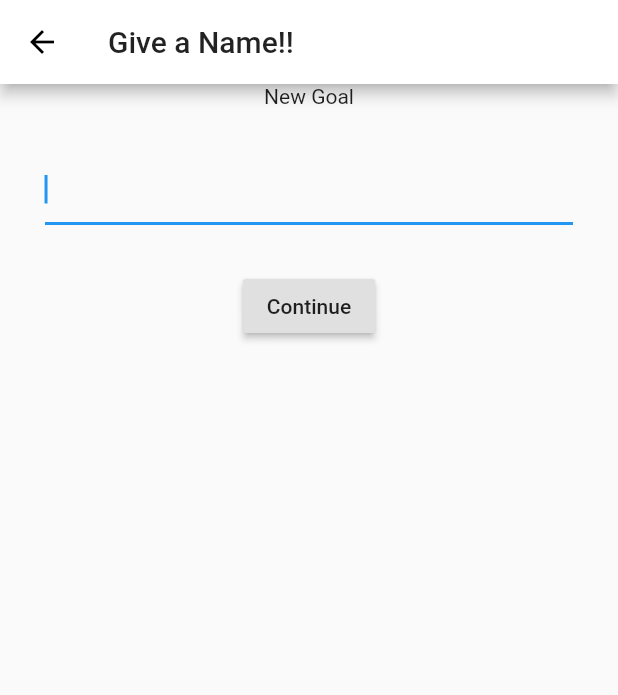
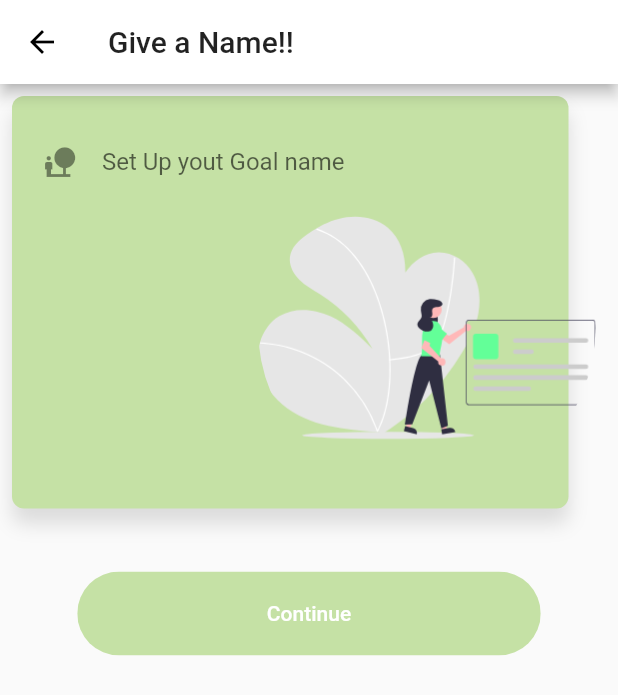
Before and after one commit to oporto723/reach-your-goals, a Flutter app: the NewGoalNameView screen opened directly with empty values, on a phone screen of 412 x 824 dp. Shown: the top 695 px of the screen. Run offline on Flutter 3.47's test engine with Material 2 defaults, Android fonts, the light colour scheme and no system bars; our stand-ins replace auto_size_text, cloud_firestore, firebase_auth, firebase_core, flutter_svg_provider, google_fonts; missing offline and left inert: date_range_picker, sign_button; accounts and stored records are empty.

Commit message:
Add new style Name view

```diff
--- a/lib/views/new_goal/goal_name_view.dart
+++ b/lib/views/new_goal/goal_name_view.dart
@@ -1,4 +1,7 @@
 import 'package:flutter/material.dart';
+import 'package:flutter_svg_provider/flutter_svg_provider.dart';
+import 'package:reachYourGoals/components/rounded_button.dart';
+import 'package:reachYourGoals/constants.dart';
 import 'package:reachYourGoals/models/goal.dart';
 
 import 'goal_date_view.dart';
@@ -16,20 +19,22 @@ class NewGoalNameView extends StatelessWidget {
       appBar: AppBar(
         title: Text("Give a Name!!"),
       ),
-      body: Center(
+      body: SingleChildScrollView(
         child: Column(
           children: <Widget>[
-            Text("New Goal"),
-            Padding(
-              padding: const EdgeInsets.all(30.0),
-              child: TextField(
-                controller: _titleController,
-                autofocus: true,
-              ),
+            Stack(
+              children: <Widget>[
+                Padding(
+                  padding: const EdgeInsets.all(8.0),
+                  child: newGoalBehaivorCard(_titleController),
+                ),
+                planetThumbnail,
+              ],
             ),
-            RaisedButton(
-              child: Text("Continue"),
-              onPressed: () {
+            RoundedButton(
+              text: "Continue",
+              color: KPrimaryColor,
+              press: () {
                 goal.goalName = _titleController.text;
                 Navigator.push(
                   context,
@@ -44,41 +49,54 @@ class NewGoalNameView extends StatelessWidget {
       ),
     );
   }
+
+  final planetThumbnail = Container(
+    alignment: FractionalOffset.topRight,
+    child: Container(
+      margin: const EdgeInsets.only(right: 15),
+      height: 325.0,
+      width: 225.0,
+      decoration: BoxDecoration(
+        shape: BoxShape.circle,
+        image: DecorationImage(
+          // TODO: New to be specific for every goal.
+          image: Svg('assets/Name.svg'),
+        ),
+      ),
+    ),
+  );
+
+  Container newGoalBehaivorCard(TextEditingController _titleController) {
+    return Container(
+      height: 275.0,
+      margin: EdgeInsets.only(right: 25.0),
+      decoration: BoxDecoration(
+        color: KPrimaryColor,
+        shape: BoxShape.rectangle,
+        borderRadius: BorderRadius.circular(8.0),
+        boxShadow: <BoxShadow>[
+          BoxShadow(
+            color: Colors.black12,
+            blurRadius: 10.0,
+            offset: Offset(0.0, 10.0),
+          ),
+        ],
+      ),
+      child: Column(
+        children: <Widget>[
+          Padding(
+            padding: const EdgeInsets.all(20.0),
+            child: TextField(
+              controller: _titleController,
+              decoration: InputDecoration(
+                  hintText: "Set Up yout Goal name",
+                  border: InputBorder.none,
+                  icon: Icon(Icons.nature_people)),
+              autofocus: false,
+            ),
+          ),
+        ],
+      ),
+    );
+  }
 }
-
-// class NewGoalNameView extends StatelessWidget {
-//   @override
-//     TextEditingController _titleController = new TextEditingController();
-//     _titleController.text = widget.goal.goalName;
-
-//   return Scaffold(
-//     appBar: AppBar(
-//       title: Text("New Goal"),
-//     ),
-//     body: Center(
-//       child: Column(
-//         children: <Widget>[
-//           Text("New Goal"),
-//           Padding(
-//             padding: const EdgeInsets.all(30.0),
-//             child: TextField(
-//               controller: _titleController,
-//               autofocus: true,
-//             ),
-//           ),
-//           RaisedButton(
-//               child: Text("Continue"),
-//               onPressed: () {
-//                 widget.goal.goalName = _titleController.text;
-//                 Navigator.push(
-//                   context,
-//                   MaterialPageRoute(
-//                     builder: (context) => NewGoalDateView(goal: widget.goal),
-//                   ),
-//                 );
-//               }),
-//         ],
-//       ),
-//     ),
-//   );
-// }
--- a/lib/views/new_goal/goal_start_view.dart
+++ b/lib/views/new_goal/goal_start_view.dart
@@ -41,8 +41,6 @@ class _NewGoalStartViewState extends State<NewGoalStartView> {
 
   @override
   Widget build(BuildContext context) {
-    final _width = MediaQuery.of(context).size.width;
-    final _height = MediaQuery.of(context).size.height;
     return Scaffold(
       appBar: AppBar(
         title: Text("Set Up the Behaivor"),
```
Also changed, not shown: assets/Name.svg (added).
